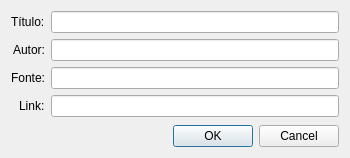
Before: the Qt Designer form window_ui/video.ui in kaikwb/challenge-b3-python, drawn with Qt 5.
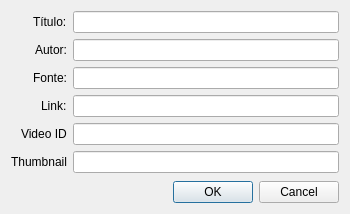
After: the same form once the commit is applied.

Diff of the .ui file:
```diff
--- a/window_ui/video.ui
+++ b/window_ui/video.ui
@@ -7,7 +7,7 @@
     <x>0</x>
     <y>0</y>
     <width>350</width>
-    <height>158</height>
+    <height>214</height>
    </rect>
   </property>
   <property name="windowTitle">
@@ -51,9 +51,6 @@
        <item row="2" column="1">
         <widget class="QLineEdit" name="sourceEdit"/>
        </item>
-       <item row="3" column="1">
-        <widget class="QLineEdit" name="linkEdit"/>
-       </item>
        <item row="3" column="0">
         <widget class="QLabel" name="linkLabel">
          <property name="text">
@@ -61,6 +58,29 @@
          </property>
         </widget>
        </item>
+       <item row="3" column="1">
+        <widget class="QLineEdit" name="linkEdit"/>
+       </item>
+       <item row="4" column="0">
+        <widget class="QLabel" name="idLabel">
+         <property name="text">
+          <string>Video ID</string>
+         </property>
+        </widget>
+       </item>
+       <item row="4" column="1">
+        <widget class="QLineEdit" name="idEdit"/>
+       </item>
+       <item row="5" column="0">
+        <widget class="QLabel" name="thumbnailLabel">
+         <property name="text">
+          <string>Thumbnail</string>
+         </property>
+        </widget>
+       </item>
+       <item row="5" column="1">
+        <widget class="QLineEdit" name="thumbnailEdit"/>
+       </item>
       </layout>
      </item>
      <item row="1" column="0">
```
